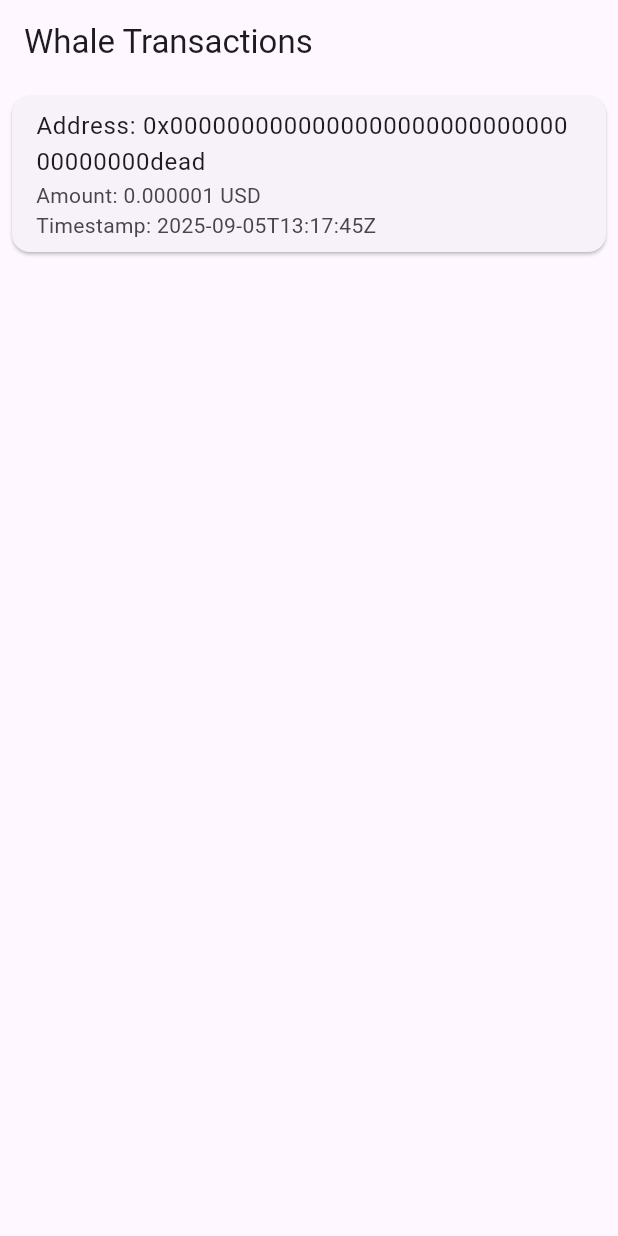
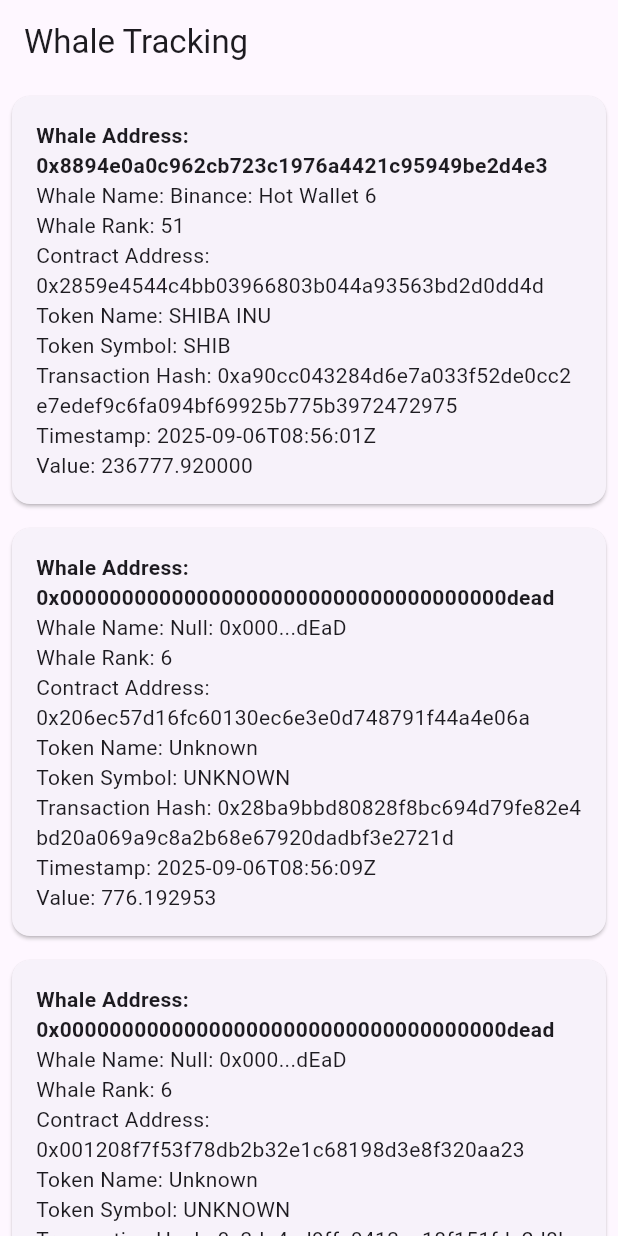
Before and after one commit to ygtsmt/crew_deneme, a Flutter app: the screen it shows after launch, on a phone screen of 412 x 824 dp. Run offline on Flutter 3.47's test engine with Material 3 defaults, Android fonts, the phone set to English and light mode, and no system bars.

Commit message:
Automated code generation for whale tracking Flutter app

```diff
--- a/lib/main.dart
+++ b/lib/main.dart
@@ -1,31 +1,62 @@
 import 'package:flutter/material.dart';
-import 'dart:convert';
 
 void main() {
-  runApp(MyApp());
+  runApp(WhaleTrackingApp());
 }
 
-class MyApp extends StatelessWidget {
+class WhaleTrackingApp extends StatelessWidget {
   @override
   Widget build(BuildContext context) {
     return MaterialApp(
       title: 'Whale Tracking',
-      home: WhaleTrackingScreen(),
+      home: WhaleListScreen(),
     );
   }
 }
 
-class WhaleTrackingScreen extends StatelessWidget {
-  final String jsonData = '''{"count":50,"limit":50,"status":"success","transactions":[{"id":"000000000000000000000000","whale_address":"0x000000000000000000000000000000000000dead","whale_name":"Null: 0x000...dEaD","whale_rank":6,"contract_address":"0x001208f7f53f78db2b32e1c68198d3e8f320aa23","token_name":"APD","token_symbol":"APD","token_type":"migrated","transaction_hash":"0x1263b9d4bb20fda332dcd398775941f1d942c301fd7aecebab99e7c53a47eba1","block_number":60106344,"timestamp":"2025-09-05T13:17:45Z","value":886252000000,"value_formatted":"0.000001","is_incoming":true,"token_market_cap":3859109927,"price_usd":"0.04158","created_at":"2025-09-05T13:17:48.570324484Z","image":"https://dd.dexscreener.com/ds-data/tokens/bsc/0x001208F7F53F78Db2b32E1c68198D3e8f320Aa23.png"}]}''';
+class WhaleListScreen extends StatelessWidget {
+  final List<Map<String, dynamic>> transactions = [
+    {
+      "whale_address": "0x8894e0a0c962cb723c1976a4421c95949be2d4e3",
+      "whale_name": "Binance: Hot Wallet 6",
+      "whale_rank": 51,
+      "contract_address": "0x2859e4544c4bb03966803b044a93563bd2d0dd4d",
+      "token_name": "SHIBA INU",
+      "token_symbol": "SHIB",
+      "transaction_hash": "0xa90cc043284d6e7a033f52de0cc2e7edef9c6fa094bf69925b775b3972472975",
+      "timestamp": "2025-09-06T08:56:01Z",
+      "value_formatted": "236777.920000"
+    },
+    {
+      "whale_address": "0x000000000000000000000000000000000000dead",
+      "whale_name": "Null: 0x000...dEaD",
+      "whale_rank": 6,
+      "contract_address": "0x206ec57d16fc60130ec6e3e0d748791f44a4e06a",
+      "token_name": "Unknown",
+      "token_symbol": "UNKNOWN",
+      "transaction_hash": "0x28ba9bbd80828f8bc694d79fe82e4bd20a069a9c8a2b68e67920dadbf3e2721d",
+      "timestamp": "2025-09-06T08:56:09Z",
+      "value_formatted": "776.192953"
+    },
+    {
+      "whale_address": "0x000000000000000000000000000000000000dead",
+      "whale_name": "Null: 0x000...dEaD",
+      "whale_rank": 6,
+      "contract_address": "0x001208f7f53f78db2b32e1c68198d3e8f320aa23",
+      "token_name": "Unknown",
+      "token_symbol": "UNKNOWN",
+      "transaction_hash": "0x3dc4cd9ffe0413cc18f151fde2d8b6386c97d11c0f69ee6007f03ef49b37ba60",
+      "timestamp": "2025-09-06T08:56:13Z",
+      "value_formatted": "0.000002"
+    },
+    // More entries would go here...
+  ];
 
   @override
   Widget build(BuildContext context) {
-    final Map<String, dynamic> data = json.decode(jsonData);
-    final List<dynamic> transactions = data['transactions'];
-
     return Scaffold(
       appBar: AppBar(
-        title: Text('Whale Transactions'),
+        title: Text('Whale Tracking'),
       ),
       body: ListView.builder(
         itemCount: transactions.length,
@@ -33,9 +64,22 @@
           final transaction = transactions[index];
           return Card(
             margin: EdgeInsets.all(8.0),
-            child: ListTile(
-              title: Text('Address: ${transaction['whale_address']}'),
-              subtitle: Text('Amount: ${transaction['value_formatted']} USD\nTimestamp: ${transaction['timestamp']}'),
+            child: Padding(
+              padding: EdgeInsets.all(16.0),
+              child: Column(
+                crossAxisAlignment: CrossAxisAlignment.start,
+                children: <Widget>[
+                  Text('Whale Address: ${transaction['whale_address']}', style: TextStyle(fontWeight: FontWeight.bold)),
+                  Text('Whale Name: ${transaction['whale_name']}'),
+                  Text('Whale Rank: ${transaction['whale_rank']}'),
+                  Text('Contract Address: ${transaction['contract_address']}'),
+                  Text('Token Name: ${transaction['token_name']}'),
+                  Text('Token Symbol: ${transaction['token_symbol']}'),
+                  Text('Transaction Hash: ${transaction['transaction_hash']}'),
+                  Text('Timestamp: ${transaction['timestamp']}'),
+                  Text('Value: ${transaction['value_formatted']}'),
+                ],
+              ),
             ),
           );
         },
```
